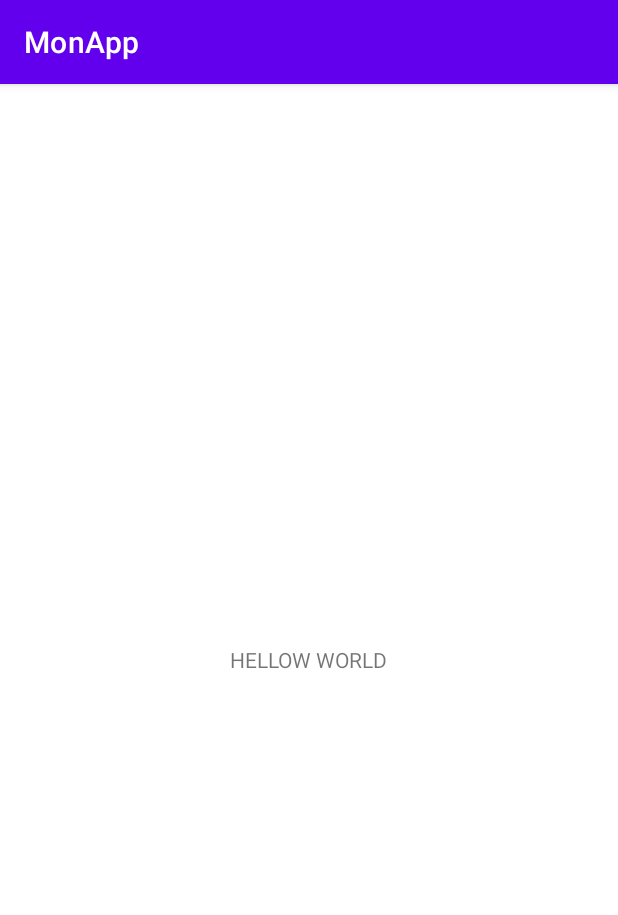
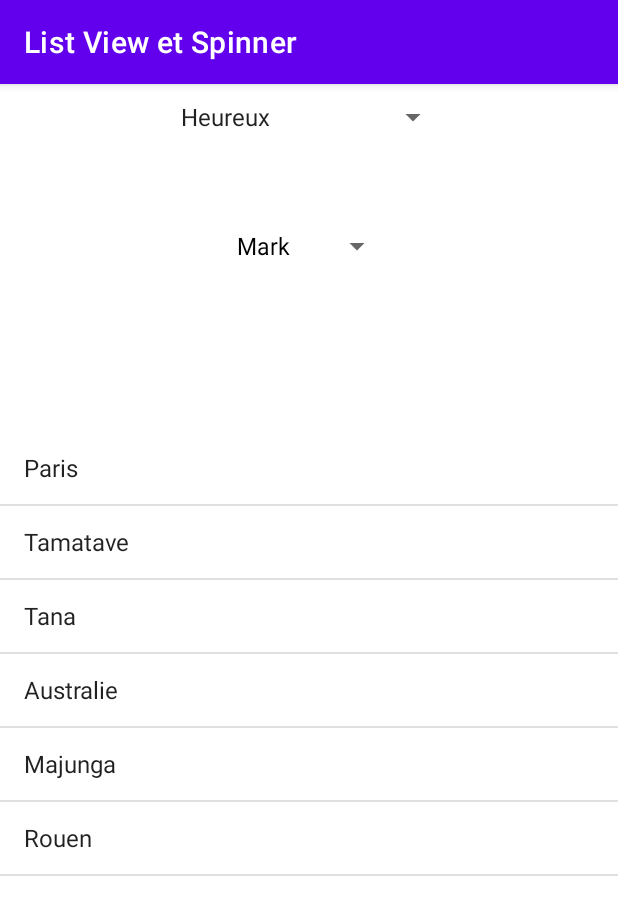
Before and after one commit to kokokanti98/android_studio_apprentissage, an Android app: the screen it shows after launch (MainActivity), on a phone screen of 412 x 824 dp. Shown: the top 915 px of the screen. Run offline under Robolectric (Android 15) with nearby library versions, the phone set to English and light mode, and no system bars.

Commit message:
AS User Interface basic Listview and Spinner first commit

```diff
--- a/app/src/main/java/com/example/monapp/MainActivity.java
+++ b/app/src/main/java/com/example/monapp/MainActivity.java
@@ -7,16 +7,109 @@ import android.view.View;
 import android.widget.AdapterView;
 import android.widget.ArrayAdapter;
 import android.widget.ListView;
+import android.widget.Spinner;
 import android.widget.Toast;
 
 import java.util.ArrayList;
 
 public class MainActivity extends AppCompatActivity {
+
+    //initialisation
     private ListView CitiesList;
+    private Spinner StudentSpinner;
+    private Spinner HumourSpinner;
+
 
     @Override
     protected void onCreate(Bundle savedInstanceState) {
         super.onCreate(savedInstanceState);
         setContentView(R.layout.activity_main);
+
+        //Selection
+        CitiesList = findViewById(R.id.citiesList);
+        StudentSpinner = findViewById(R.id.studentSpinner);
+
+        HumourSpinner = findViewById(R.id.humourSpinner);
+
+
+        //La liste de données string pour construire le spinner
+        ArrayList<String> students = new ArrayList<String>();
+        students.add("Mark");
+        students.add("John");
+        students.add("Zero");
+        students.add("Marky");
+        students.add("Beavel");
+
+
+        //La liste des données string qu'on va utiliser pour construire le ListView
+        ArrayList<String> cities = new ArrayList<>();
+        cities.add("Paris");
+        cities.add("Tamatave");
+        cities.add("Tana");
+        cities.add("Australie");
+        cities.add("Majunga");
+        cities.add("Rouen");
+
+        //Pour prendre les données de la Liste de String
+        //Pour le arraylist cities
+        ArrayAdapter<String> citiesAdapter = new ArrayAdapter<>(
+                this,
+                android.R.layout.simple_list_item_1,
+                //le données a prendre ici c'est l'ArrayList cities
+                cities
+        );
+
+        //Pour arraylist  students
+        ArrayAdapter<String> studentsAdapter = new ArrayAdapter<>(
+                this,
+                android.R.layout.simple_spinner_dropdown_item,
+                //le données a prendre ici c'est l'ArrayList students
+                students
+        );
+
+        //mettre les donneées de la liste dans le ListView(après avoir faire le Adapter)
+        CitiesList.setAdapter(citiesAdapter);
+        StudentSpinner.setAdapter(studentsAdapter);
+
+        // ICI commence le onclick de chaque elemetnt du Arraylist
+        CitiesList.setOnItemClickListener(new AdapterView.OnItemClickListener() {
+            @Override
+            public void onItemClick(AdapterView<?> parent, View view, int position, long id) {
+                Toast.makeText(MainActivity.this,"Vous habité à "+cities.get(position),Toast.LENGTH_SHORT).show();
+            }
+        });
+
+        //Dans le cas de Spinner avec java arraylist Onclick
+        StudentSpinner.setOnItemSelectedListener(new AdapterView.OnItemSelectedListener() {
+            @Override
+            public void onItemSelected(AdapterView<?> parent, View view, int position, long id) {
+                Toast.makeText(MainActivity.this,"Bonjour "+students.get(position),Toast.LENGTH_SHORT).show();
+            }
+
+            @Override
+            public void onNothingSelected(AdapterView<?> parent) {
+
+            }
+        });
+
+        //Dans le cas de Spinner sans java arraylist Onclick(fichier xml)
+        HumourSpinner.setOnItemSelectedListener(new AdapterView.OnItemSelectedListener() {
+            @Override
+            public void onItemSelected(AdapterView<?> parent, View view, int position, long id) {
+                Toast.makeText(MainActivity.this,"Vous vous sentez "+HumourSpinner.getSelectedItem().toString(),Toast.LENGTH_SHORT).show();
+            }
+
+            @Override
+            public void onNothingSelected(AdapterView<?> parent) {
+
+            }
+        });
+
+
     }
 }
+
+//NB: Le ListView n'est pas conseillée car si il y a beaucoup données y a un certain latence
+// aussi on ne peut pas modifier les données dedans après avoir entrées les données préalable
+//RecyclerView est bien plus performant que ListView
+//final devant ArrayList pour mettre variable en constant
--- a/app/src/main/res/layout/activity_main.xml
+++ b/app/src/main/res/layout/activity_main.xml
@@ -6,11 +6,32 @@
     android:layout_height="match_parent"
     tools:context=".MainActivity">
 
-   <TextView
+   <Spinner
        android:layout_width="wrap_content"
        android:layout_height="wrap_content"
-       android:layout_centerInParent="true"
-       android:text="HELLOW WORLD"/>
+       android:layout_centerHorizontal="true"
+       android:layout_marginTop="50dp"
+       android:id="@+id/studentSpinner"
+       android:layout_below="@id/humourSpinner"
+       />
+   <Spinner
+       android:layout_width="wrap_content"
+       android:layout_height="wrap_content"
+       android:layout_marginTop="10dp"
+       android:id="@+id/humourSpinner"
+       android:entries="@array/humours"
+       android:layout_centerHorizontal="true"/>
+   <ListView
+       android:layout_width="match_parent"
+       android:layout_height="match_parent"
+       android:layout_marginTop="100dp"
+       android:id="@+id/citiesList"
+       android:layout_below="@id/studentSpinner"/>
 
 
 </RelativeLayout>
+<!--
+NB: On peut mettre des arrayList de string dans le fichier
+/src/main/res/value/string.xml au lieu de déclarer dans le fichier java
+dans ce cas l'array string est appelé dans ici dans ce fichier par android:entries
+-->
--- a/app/src/main/res/values/strings.xml
+++ b/app/src/main/res/values/strings.xml
@@ -1,3 +1,9 @@
 <resources>
-    <string name="app_name">MonApp</string>
+    <string name="app_name">List View et Spinner</string>s
+    <string-array name="humours">
+        <item>Heureux</item>
+        <item>Malheureux</item>
+        <item>En vie de manger</item>
+        <item>Endormi</item>
+    </string-array>
 </resources>
```
Also changed, not shown: 1 other file.
